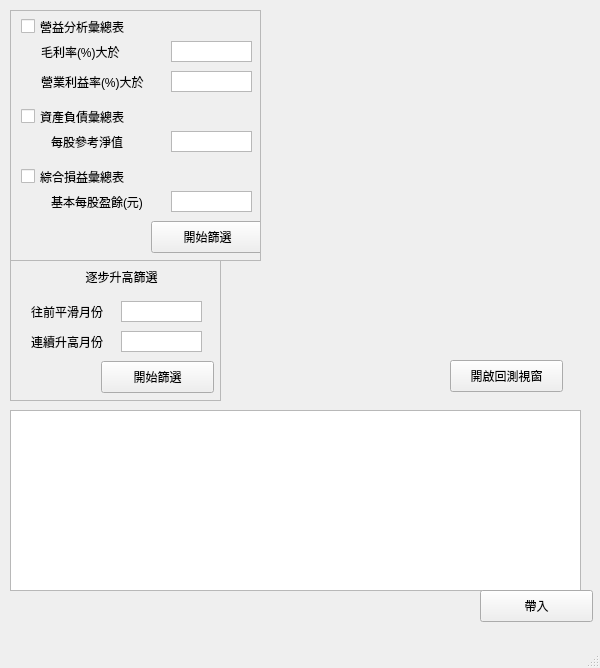
Above: UI_pick.ui from bjioljlo/StockHistory before the change. Below: the same form after it.
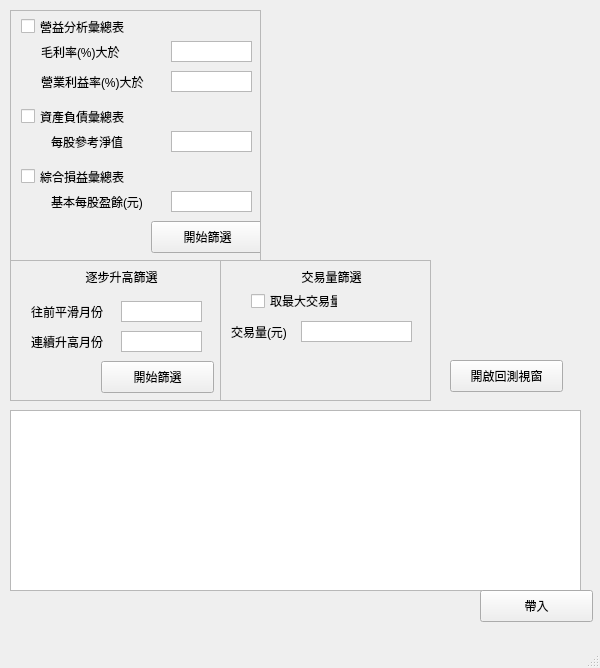
That is the form after the change.

Commit message: 篩選頁面新增量的篩選

Patch:
```diff
--- a/UI_pick.ui
+++ b/UI_pick.ui
@@ -351,6 +351,87 @@
      <string>開啟回測視窗</string>
     </property>
    </widget>
+   <widget class="QScrollArea" name="scrollArea_3">
+    <property name="geometry">
+     <rect>
+      <x>220</x>
+      <y>260</y>
+      <width>211</width>
+      <height>141</height>
+     </rect>
+    </property>
+    <property name="widgetResizable">
+     <bool>true</bool>
+    </property>
+    <widget class="QWidget" name="scrollAreaWidgetContents_3">
+     <property name="geometry">
+      <rect>
+       <x>0</x>
+       <y>0</y>
+       <width>209</width>
+       <height>139</height>
+      </rect>
+     </property>
+     <widget class="QTextEdit" name="input_volum">
+      <property name="geometry">
+       <rect>
+        <x>80</x>
+        <y>60</y>
+        <width>111</width>
+        <height>21</height>
+       </rect>
+      </property>
+      <property name="verticalScrollBarPolicy">
+       <enum>Qt::ScrollBarAlwaysOff</enum>
+      </property>
+      <property name="horizontalScrollBarPolicy">
+       <enum>Qt::ScrollBarAlwaysOff</enum>
+      </property>
+     </widget>
+     <widget class="QLabel" name="label_8">
+      <property name="geometry">
+       <rect>
+        <x>10</x>
+        <y>60</y>
+        <width>101</width>
+        <height>21</height>
+       </rect>
+      </property>
+      <property name="text">
+       <string>交易量(元)</string>
+      </property>
+     </widget>
+     <widget class="QLabel" name="label_10">
+      <property name="geometry">
+       <rect>
+        <x>60</x>
+        <y>0</y>
+        <width>101</width>
+        <height>31</height>
+       </rect>
+      </property>
+      <property name="text">
+       <string>交易量篩選</string>
+      </property>
+      <property name="alignment">
+       <set>Qt::AlignCenter</set>
+      </property>
+     </widget>
+     <widget class="QCheckBox" name="check_volum_Max">
+      <property name="geometry">
+       <rect>
+        <x>30</x>
+        <y>30</y>
+        <width>87</width>
+        <height>20</height>
+       </rect>
+      </property>
+      <property name="text">
+       <string>取最大交易量</string>
+      </property>
+     </widget>
+    </widget>
+   </widget>
   </widget>
   <widget class="QMenuBar" name="menubar">
    <property name="geometry">
```
The commit also changes 3 other files.
